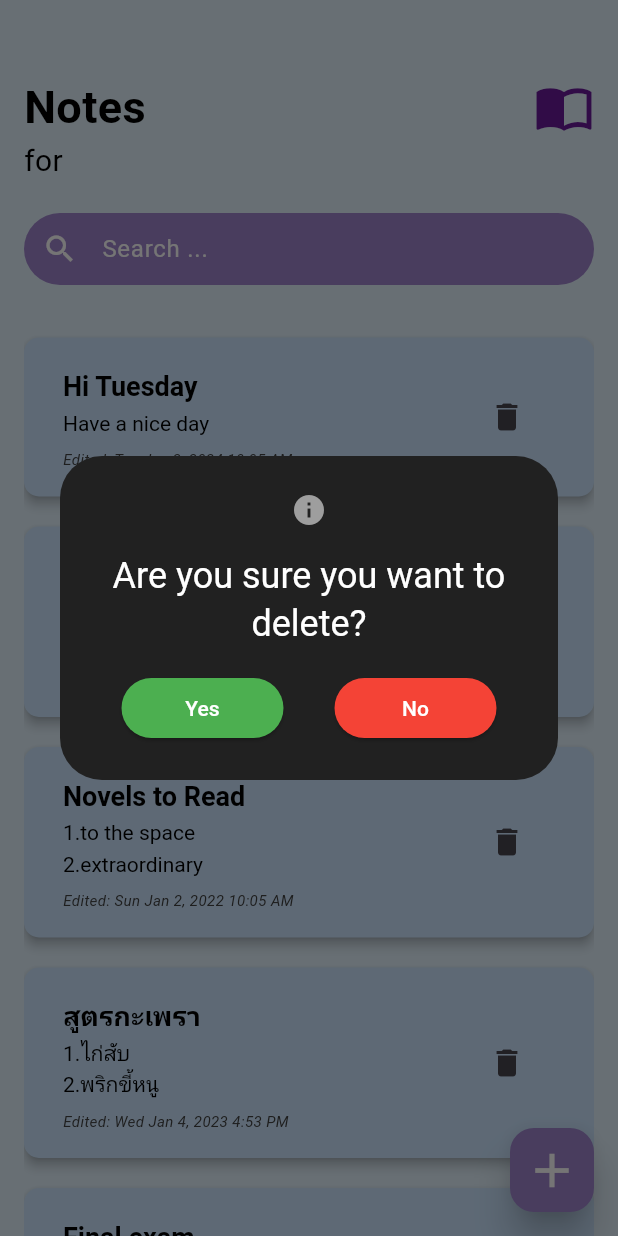
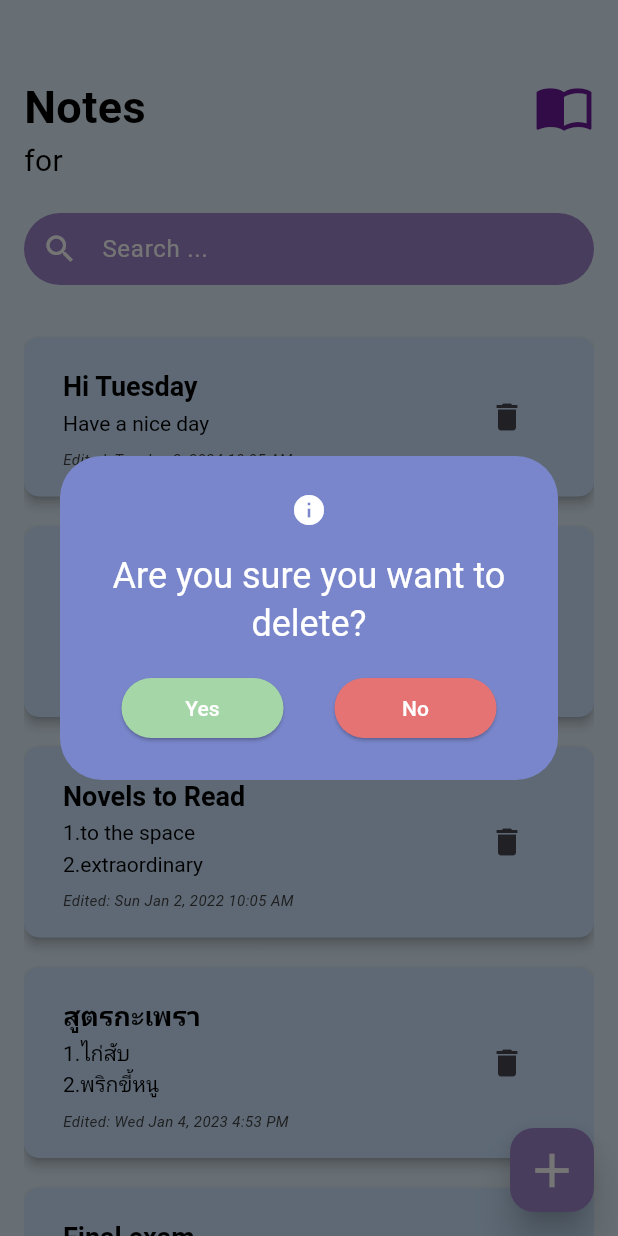
Before and after one commit to AomThippawan/miniproject_052_057, a Flutter app: the HomeScreen screen opened directly with empty values, after a tap on the "delete" icon, on a phone screen of 412 x 824 dp. Run offline on Flutter 3.47's test engine with Material 3 defaults, Android fonts, the phone set to English and light mode, and no system bars; our stand-ins replace image_picker.

Commit message:
first commit

```diff
--- a/lib/screens/home.dart
+++ b/lib/screens/home.dart
@@ -272,10 +272,10 @@ class _HomeScreenState extends State<HomeScreen> {
         context: context,
         builder: (BuildContext context) {
           return AlertDialog(
-            backgroundColor: Colors.grey.shade900,
+            backgroundColor: Colors.indigo.shade300,
             icon: const Icon(
               Icons.info,
-              color: Colors.grey,
+              color: Colors.white,
             ),
             title: const Text(
               'Are you sure you want to delete?',
@@ -289,7 +289,7 @@ class _HomeScreenState extends State<HomeScreen> {
                         Navigator.pop(context, true);
                       },
                       style: ElevatedButton.styleFrom(
-                          backgroundColor: Colors.green),
+                          backgroundColor: Colors.green.shade200),
                       child: const SizedBox(
                         width: 60,
                         child: Text(
@@ -302,8 +302,8 @@ class _HomeScreenState extends State<HomeScreen> {
                       onPressed: () {
                         Navigator.pop(context, false);
                       },
-                      style:
-                          ElevatedButton.styleFrom(backgroundColor: Colors.red),
+                      style: ElevatedButton.styleFrom(
+                          backgroundColor: Colors.red.shade300),
                       child: const SizedBox(
                         width: 60,
                         child: Text(
```
